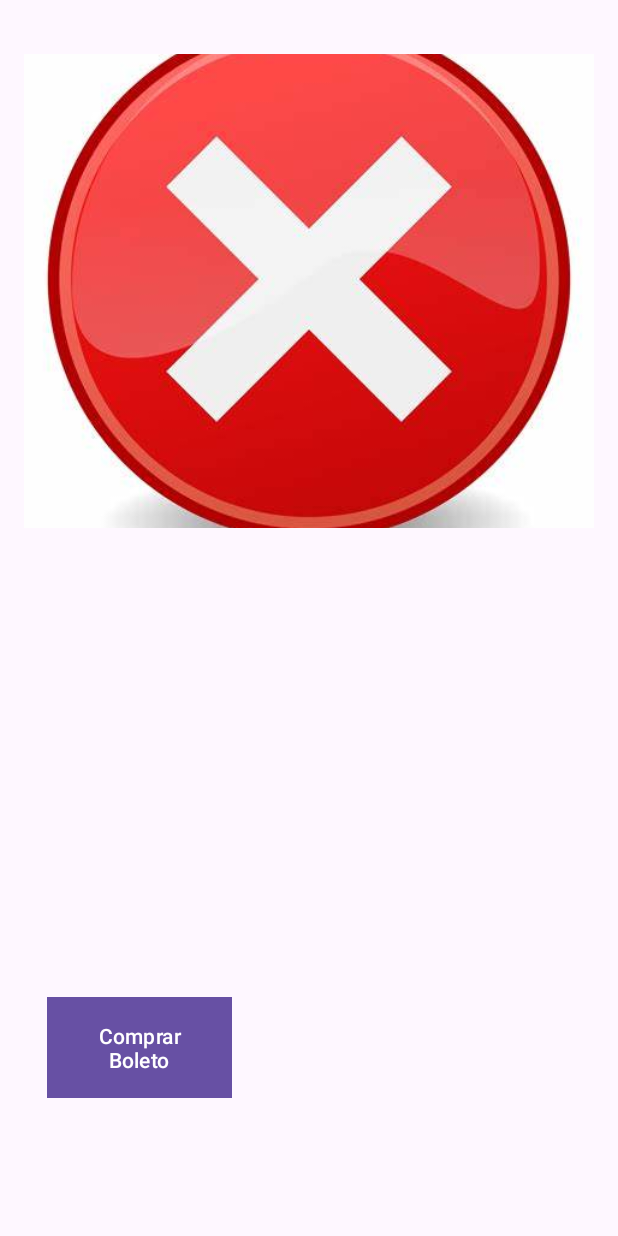
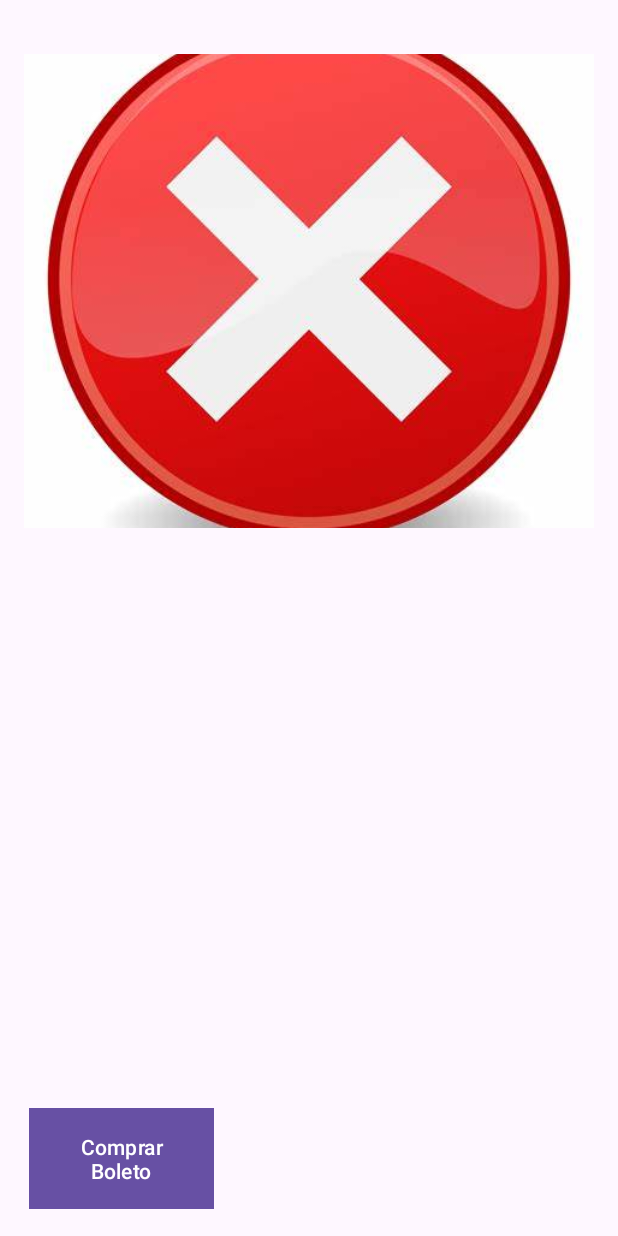
Before and after one commit to FernandoBerganza/MoviePlanet, an Android app: the MovieDescriptionActivity screen opened directly, with no data from a screen before it, on a phone screen of 412 x 824 dp. Run offline under Robolectric (Android 15) with nearby library versions, the phone set to English and light mode, and no system bars.

Commit message:
Update activity_movie_description.xml

```diff
--- a/MyApplication - copia/app/src/main/res/layout/activity_movie_description.xml
+++ b/MyApplication - copia/app/src/main/res/layout/activity_movie_description.xml
@@ -33,9 +33,9 @@
         android:layout_height="wrap_content"
         android:layout_alignParentStart="true"
         android:layout_alignParentBottom="true"
-        android:layout_marginStart="15dp"
+        android:layout_marginStart="3dp"
         android:layout_marginEnd="8dp"
-        android:layout_marginBottom="76dp"
+        android:layout_marginBottom="2dp"
         android:background="@color/light_blue"
         android:backgroundTint="@android:color/holo_blue_dark"
         android:drawablePadding="8dp"
```
